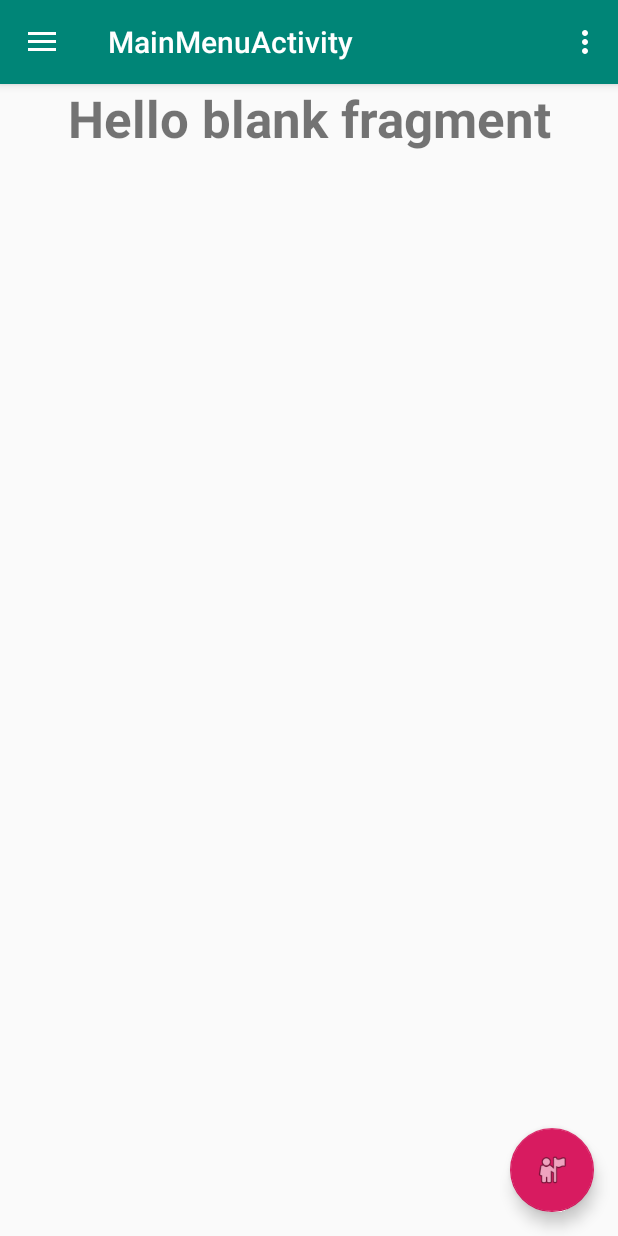
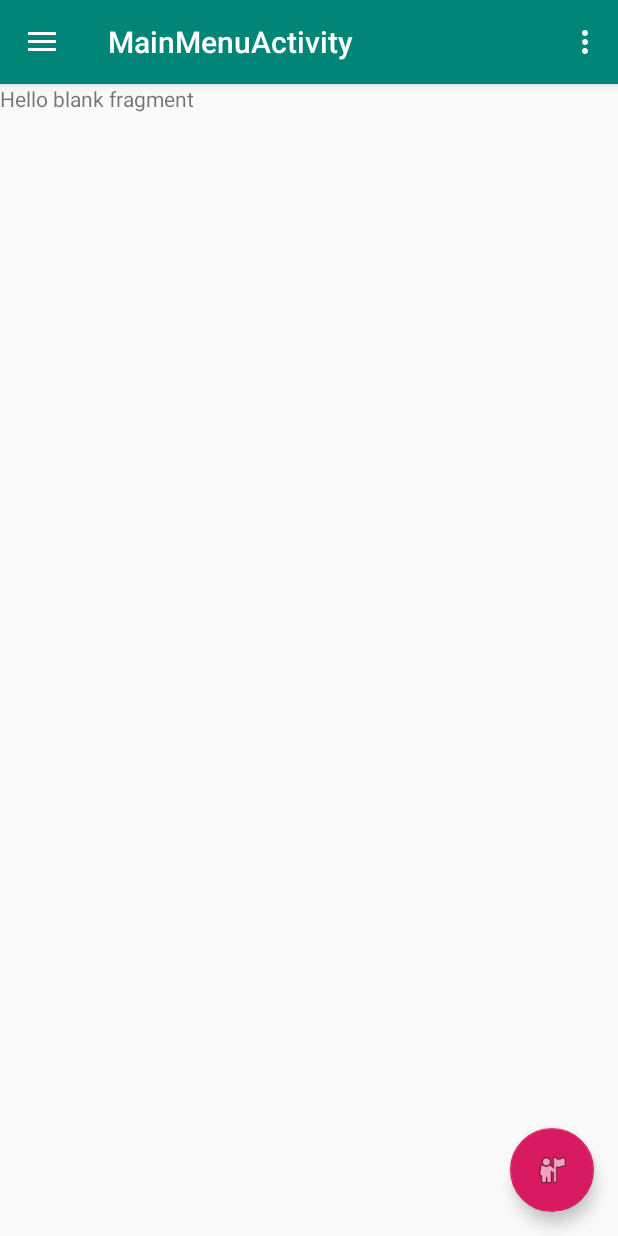
Before and after one commit to AbnerLop/LNB, an Android app: the screen it shows after launch (MainMenuActivity), in the side drawer, after a tap on "General", on a phone screen of 412 x 824 dp. Run offline under Robolectric (Android 15) with nearby library versions, the light colour scheme and no system bars.

Commit message:
first commit, nav bar working

```diff
--- /dev/null
+++ b/app/src/main/java/edu/itesm/lnb/GeneralFragment.java
@@ -0,0 +1,108 @@
+package edu.itesm.lnb;
+
+import android.content.Context;
+import android.net.Uri;
+import android.os.Bundle;
+import android.support.v4.app.Fragment;
+import android.view.LayoutInflater;
+import android.view.View;
+import android.view.ViewGroup;
+
+
+/**
+ * A simple {@link Fragment} subclass.
+ * Activities that contain this fragment must implement the
+ * {@link GeneralFragment.OnFragmentInteractionListener} interface
+ * to handle interaction events.
+ * Use the {@link GeneralFragment#newInstance} factory method to
+ * create an instance of this fragment.
+ */
+public class GeneralFragment extends Fragment {
+    // TODO: Rename parameter arguments, choose names that match
+    // the fragment initialization parameters, e.g. ARG_ITEM_NUMBER
+    private static final String ARG_PARAM1 = "param1";
+    private static final String ARG_PARAM2 = "param2";
+
+    // TODO: Rename and change types of parameters
+    private String mParam1;
+    private String mParam2;
+
+    private OnFragmentInteractionListener mListener;
+
+    public GeneralFragment() {
+        // Required empty public constructor
+    }
+
+    /**
+     * Use this factory method to create a new instance of
+     * this fragment using the provided parameters.
+     *
+     * @param param1 Parameter 1.
+     * @param param2 Parameter 2.
+     * @return A new instance of fragment GeneralFragment.
+     */
+    // TODO: Rename and change types and number of parameters
+    public static GeneralFragment newInstance(String param1, String param2) {
+        GeneralFragment fragment = new GeneralFragment();
+        Bundle args = new Bundle();
+        args.putString(ARG_PARAM1, param1);
+        args.putString(ARG_PARAM2, param2);
+        fragment.setArguments(args);
+        return fragment;
+    }
+
+    @Override
+    public void onCreate(Bundle savedInstanceState) {
+        super.onCreate(savedInstanceState);
+        if (getArguments() != null) {
+            mParam1 = getArguments().getString(ARG_PARAM1);
+            mParam2 = getArguments().getString(ARG_PARAM2);
+        }
+    }
+
+    @Override
+    public View onCreateView(LayoutInflater inflater, ViewGroup container,
+                             Bundle savedInstanceState) {
+        // Inflate the layout for this fragment
+        return inflater.inflate(R.layout.fragment_general, container, false);
+    }
+
+    // TODO: Rename method, update argument and hook method into UI event
+    public void onButtonPressed(Uri uri) {
+        if (mListener != null) {
+            mListener.onFragmentInteraction(uri);
+        }
+    }
+
+    @Override
+    public void onAttach(Context context) {
+        super.onAttach(context);
+        if (context instanceof OnFragmentInteractionListener) {
+            mListener = (OnFragmentInteractionListener) context;
+        } else {
+            throw new RuntimeException(context.toString()
+                    + " must implement OnFragmentInteractionListener");
+        }
+    }
+
+    @Override
+    public void onDetach() {
+        super.onDetach();
+        mListener = null;
+    }
+
+    /**
+     * This interface must be implemented by activities that contain this
+     * fragment to allow an interaction in this fragment to be communicated
+     * to the activity and potentially other fragments contained in that
+     * activity.
+     * <p>
+     * See the Android Training lesson <a href=
+     * "http://developer.android.com/training/basics/fragments/communicating.html"
+     * >Communicating with Other Fragments</a> for more information.
+     */
+    public interface OnFragmentInteractionListener {
+        // TODO: Update argument type and name
+        void onFragmentInteraction(Uri uri);
+    }
+}
--- a/app/src/main/java/edu/itesm/lnb/MainMenuActivity.java
+++ b/app/src/main/java/edu/itesm/lnb/MainMenuActivity.java
@@ -16,7 +16,11 @@ import android.view.Menu;
 import android.view.MenuItem;
 
 public class MainMenuActivity extends AppCompatActivity
-        implements NavigationView.OnNavigationItemSelectedListener, ProfileFragment.OnFragmentInteractionListener {
+        implements NavigationView.OnNavigationItemSelectedListener,
+        ProfileFragment.OnFragmentInteractionListener,
+        MenuFragment.OnFragmentInteractionListener,
+        GeneralFragment.OnFragmentInteractionListener,
+        FeedingFragment.OnFragmentInteractionListener {
 
     @Override
     protected void onCreate(Bundle savedInstanceState) {
@@ -85,13 +89,18 @@ public class MainMenuActivity extends AppCompatActivity
         // Handle navigation view item clicks here.
         int id = item.getItemId();
 
-        if (id == R.id.nav_profile) {
+        if(id == R.id.nav_menu){
+            fragment = new MenuFragment();
+            selectedFragment = true;
+        } else if (id == R.id.nav_profile) {
             fragment = new ProfileFragment();
             selectedFragment = true;
         } else if (id == R.id.nav_general) {
-
+            fragment = new GeneralFragment();
+            selectedFragment = true;
         } else if (id == R.id.nav_feeding) {
-
+            fragment = new FeedingFragment();
+            selectedFragment = true;
         } else if (id == R.id.nav_share) {
 
         } else if (id == R.id.nav_send) {
--- /dev/null
+++ b/app/src/main/java/edu/itesm/lnb/MenuFragment.java
@@ -0,0 +1,108 @@
+package edu.itesm.lnb;
+
+import android.content.Context;
+import android.net.Uri;
+import android.os.Bundle;
+import android.support.v4.app.Fragment;
+import android.view.LayoutInflater;
+import android.view.View;
+import android.view.ViewGroup;
+
+
+/**
+ * A simple {@link Fragment} subclass.
+ * Activities that contain this fragment must implement the
+ * {@link MenuFragment.OnFragmentInteractionListener} interface
+ * to handle interaction events.
+ * Use the {@link MenuFragment#newInstance} factory method to
+ * create an instance of this fragment.
+ */
+public class MenuFragment extends Fragment {
+    // TODO: Rename parameter arguments, choose names that match
+    // the fragment initialization parameters, e.g. ARG_ITEM_NUMBER
+    private static final String ARG_PARAM1 = "param1";
+    private static final String ARG_PARAM2 = "param2";
+
+    // TODO: Rename and change types of parameters
+    private String mParam1;
+    private String mParam2;
+
+    private OnFragmentInteractionListener mListener;
+
+    public MenuFragment() {
+        // Required empty public constructor
+    }
+
+    /**
+     * Use this factory method to create a new instance of
+     * this fragment using the provided parameters.
+     *
+     * @param param1 Parameter 1.
+     * @param param2 Parameter 2.
+     * @return A new instance of fragment MenuFragment.
+     */
+    // TODO: Rename and change types and number of parameters
+    public static MenuFragment newInstance(String param1, String param2) {
+        MenuFragment fragment = new MenuFragment();
+        Bundle args = new Bundle();
+        args.putString(ARG_PARAM1, param1);
+        args.putString(ARG_PARAM2, param2);
+        fragment.setArguments(args);
+        return fragment;
+    }
+
+    @Override
+    public void onCreate(Bundle savedInstanceState) {
+        super.onCreate(savedInstanceState);
+        if (getArguments() != null) {
+            mParam1 = getArguments().getString(ARG_PARAM1);
+            mParam2 = getArguments().getString(ARG_PARAM2);
+        }
+    }
+
+    @Override
+    public View onCreateView(LayoutInflater inflater, ViewGroup container,
+                             Bundle savedInstanceState) {
+        // Inflate the layout for this fragment
+        return inflater.inflate(R.layout.fragment_menu, container, false);
+    }
+
+    // TODO: Rename method, update argument and hook method into UI event
+    public void onButtonPressed(Uri uri) {
+        if (mListener != null) {
+            mListener.onFragmentInteraction(uri);
+        }
+    }
+
+    @Override
+    public void onAttach(Context context) {
+        super.onAttach(context);
+        if (context instanceof OnFragmentInteractionListener) {
+            mListener = (OnFragmentInteractionListener) context;
+        } else {
+            throw new RuntimeException(context.toString()
+                    + " must implement OnFragmentInteractionListener");
+        }
+    }
+
+    @Override
+    public void onDetach() {
+        super.onDetach();
+        mListener = null;
+    }
+
+    /**
+     * This interface must be implemented by activities that contain this
+     * fragment to allow an interaction in this fragment to be communicated
+     * to the activity and potentially other fragments contained in that
+     * activity.
+     * <p>
+     * See the Android Training lesson <a href=
+     * "http://developer.android.com/training/basics/fragments/communicating.html"
+     * >Communicating with Other Fragments</a> for more information.
+     */
+    public interface OnFragmentInteractionListener {
+        // TODO: Update argument type and name
+        void onFragmentInteraction(Uri uri);
+    }
+}
--- /dev/null
+++ b/app/src/main/res/layout/fragment_general.xml
@@ -0,0 +1,14 @@
+<?xml version="1.0" encoding="utf-8"?>
+<FrameLayout xmlns:android="http://schemas.android.com/apk/res/android"
+    xmlns:tools="http://schemas.android.com/tools"
+    android:layout_width="match_parent"
+    android:layout_height="match_parent"
+    tools:context=".GeneralFragment">
+
+    <!-- TODO: Update blank fragment layout -->
+    <TextView
+        android:layout_width="match_parent"
+        android:layout_height="match_parent"
+        android:text="@string/hello_blank_fragment" />
+
+</FrameLayout>
```
Also changed, not shown: app/src/main/java/edu/itesm/lnb/FeedingFragment.java (added, +108 -0 lines), app/src/main/res/layout/fragment_feeding.xml (added, +14 -0 lines), app/src/main/res/layout/fragment_menu.xml (added, +14 -0 lines).
